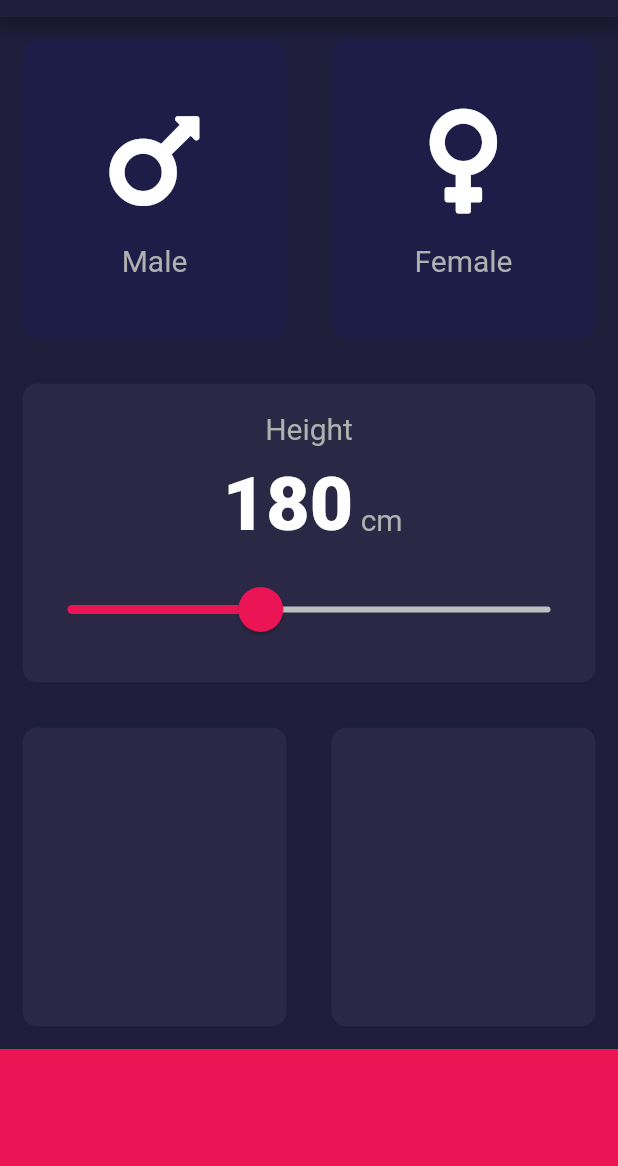
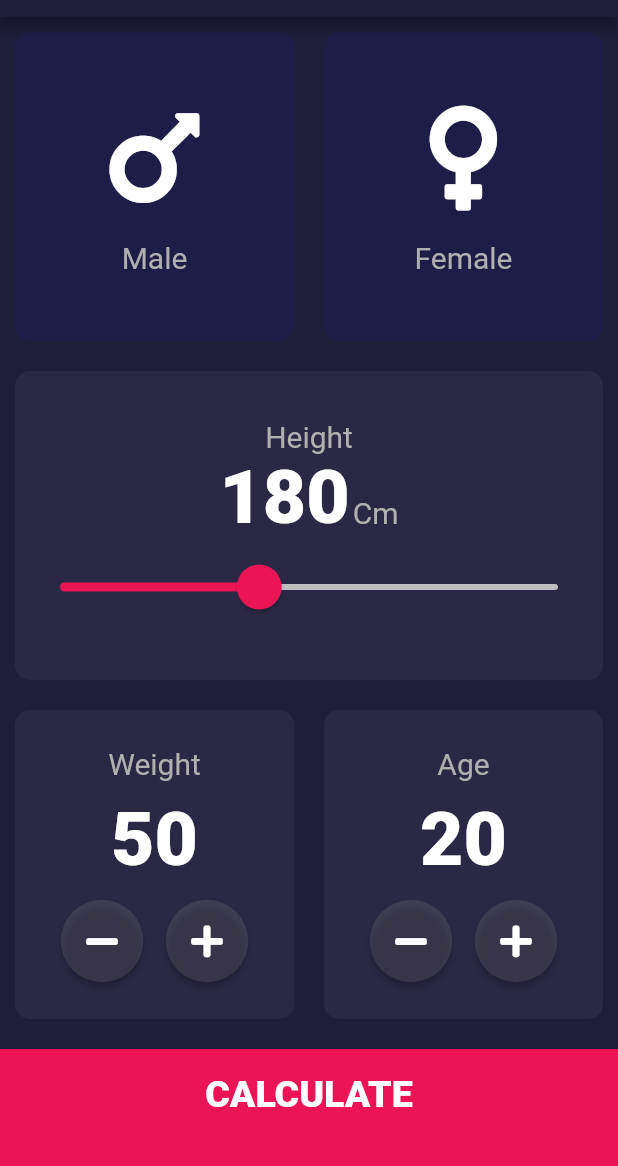
Before and after one commit to RockNav24/BmiCalculator, a Flutter app: the screen it shows after launch, on a phone screen of 412 x 824 dp, the part 67-1233 px from its top. Run offline on Flutter 3.47's test engine with Material 2 defaults, Android fonts, the phone set to English and light mode, and no system bars; our stand-ins replace font_awesome_flutter.

Commit message:
complete version of BMI calculator

```diff
--- /dev/null
+++ b/lib/bmiCalculator.dart
@@ -0,0 +1,38 @@
+import 'dart:math';
+
+class BmiCalculator {
+  BmiCalculator({this.height, this.weight});
+
+  final int height;
+  final int weight;
+  double _result;
+
+  String calculateBMI() {
+    _result = weight / pow(height / 100, 2);
+    return _result.toStringAsFixed(2);
+  }
+
+  String getResult() {
+    if (_result <= 18.4) {
+      return 'Underweight';
+    } else if (_result >= 18.5 && _result <= 24.9) {
+      return 'Healthy Weight';
+    } else if (_result >= 25 && _result <= 29.9) {
+      return 'Overweight';
+    } else {
+      return 'Obesity';
+    }
+  }
+
+  String getInterpretation() {
+    if (_result <= 18.4) {
+      return 'You have a lower than normal, healthy body weight, you have to eat a bit more.';
+    } else if (_result >= 18.5 && _result <= 24.9) {
+      return 'You have a helthy body weight, good job!';
+    } else if (_result >= 25 && _result <= 29.9) {
+      return 'You have a heigher than noraml body weight, try to do some exercises!';
+    } else {
+      return 'You have a obesity, try to do some exercises every day and don\'t eat too much!';
+    }
+  }
+}
--- a/lib/constants.dart
+++ b/lib/constants.dart
@@ -11,6 +11,33 @@ const kTextBold = TextStyle(
   fontSize: 50,
   fontWeight: FontWeight.w900,
   color: Colors.white,
+);
+
+// result text style
+const kResultText = TextStyle(
+  fontSize: 80,
+  fontWeight: FontWeight.w900,
+  color: Colors.white,
+);
+
+// Result label style
+const kResultLabel = TextStyle(
+  fontSize: 25,
+  fontWeight: FontWeight.w900,
+  color: Colors.green,
+);
+
+// Result description
+const kResultDescription = TextStyle(
+  fontSize: 18,
+  fontWeight: FontWeight.w700,
+  color: Colors.white,
+);
+
+// bottom button
+const kBottomBTN = TextStyle(
+  fontWeight: FontWeight.w900,
+  fontSize: 25,
 );
 
 // padding from text and the measurement
@@ -32,3 +59,6 @@ const Color kSliderActive = Color(0xFFEB1555);
 const Color kSliderInActive = Color(0xFFBFBFBF);
 const double kMin = 100;
 const double kMax = 300;
+
+const double kWidthBTW = 15;
+const double kHeightBTW = 10;
--- a/lib/inputPage.dart
+++ b/lib/inputPage.dart
@@ -3,6 +3,9 @@ import 'package:font_awesome_flutter/font_awesome_flutter.dart';
 import 'reuseableCard.dart';
 import 'cardLayout.dart';
 import 'constants.dart';
+import 'roundIconButton.dart';
+import 'resultsPage.dart';
+import 'bmiCalculator.dart';
 
 enum Gender { male, female }
 
@@ -14,6 +17,8 @@ class InputPage extends StatefulWidget {
 class _InputPageState extends State<InputPage> {
   Gender selectGender;
   int height = 180;
+  int weight = 50;
+  int age = 20;
 
   @override
   Widget build(BuildContext context) {
@@ -76,15 +81,15 @@ class _InputPageState extends State<InputPage> {
                     crossAxisAlignment: CrossAxisAlignment.baseline,
                     textBaseline: TextBaseline.alphabetic,
                     children: <Widget>[
-                      Padding(
-                        padding: kPaddingText,
-                        child: Text(
-                          height.toString(),
-                          style: kTextBold,
-                        ),
+                      Text(
+                        height.toString(),
+                        style: kTextBold,
+                      ),
+                      SizedBox(
+                        width: 2,
                       ),
                       Text(
-                        'cm',
+                        'Cm',
                         style: kTextStyle,
                       ),
                     ],
@@ -121,18 +126,124 @@ class _InputPageState extends State<InputPage> {
             child: Row(
               children: <Widget>[
                 Expanded(
-                  child: ReusableCard(),
+                  child: ReusableCard(
+                    cardChild: Column(
+                      mainAxisAlignment: MainAxisAlignment.center,
+                      children: <Widget>[
+                        Text(
+                          'Weight',
+                          style: kTextStyle,
+                        ),
+                        SizedBox(
+                          height: kHeightBTW,
+                        ),
+                        Text(
+                          weight.toString(),
+                          style: kTextBold,
+                        ),
+                        SizedBox(
+                          height: kHeightBTW,
+                        ),
+                        Row(
+                          mainAxisAlignment: MainAxisAlignment.center,
+                          children: <Widget>[
+                            RoundIconButton(
+                              icon: FontAwesomeIcons.minus,
+                              onPress: () {
+                                setState(() {
+                                  weight -= 1;
+                                });
+                              },
+                            ),
+                            SizedBox(
+                              width: kWidthBTW,
+                            ),
+                            RoundIconButton(
+                              icon: FontAwesomeIcons.plus,
+                              onPress: () {
+                                setState(() {
+                                  weight += 1;
+                                });
+                              },
+                            ),
+                          ],
+                        ),
+                      ],
+                    ),
+                  ),
                 ),
                 Expanded(
-                  child: ReusableCard(),
+                  child: ReusableCard(
+                    cardChild: Column(
+                      mainAxisAlignment: MainAxisAlignment.center,
+                      children: <Widget>[
+                        Text('Age', style: kTextStyle),
+                        SizedBox(
+                          height: kHeightBTW,
+                        ),
+                        Text(age.toString(), style: kTextBold),
+                        SizedBox(
+                          height: kHeightBTW,
+                        ),
+                        Row(
+                          mainAxisAlignment: MainAxisAlignment.center,
+                          children: <Widget>[
+                            RoundIconButton(
+                              icon: FontAwesomeIcons.minus,
+                              onPress: () {
+                                setState(() {
+                                  age--;
+                                });
+                              },
+                            ),
+                            SizedBox(width: kWidthBTW),
+                            RoundIconButton(
+                              icon: FontAwesomeIcons.plus,
+                              onPress: () {
+                                setState(() {
+                                  age++;
+                                });
+                              },
+                            ),
+                          ],
+                        ),
+                      ],
+                    ),
+                  ),
                 ),
               ],
             ),
           ),
-          Container(
-            color: kBottomBarColor,
-            height: kBottomBarHeight,
-            width: double.infinity,
+          GestureDetector(
+            onTap: () {
+              BmiCalculator bmi = BmiCalculator(
+                height: height,
+                weight: weight,
+              );
+              Navigator.push(
+                context,
+                MaterialPageRoute(
+                  builder: (context) => ResultsPage(
+                    result: bmi.calculateBMI(),
+                    resultText: bmi.getResult(),
+                    interpretation: bmi.getInterpretation(),
+                  ),
+                ),
+              );
+            },
+            child: Container(
+              child: Center(
+                child: Text(
+                  'CALCULATE',
+                  style: kBottomBTN,
+                ),
+              ),
+              color: kBottomBarColor,
+              height: kBottomBarHeight,
+              width: double.infinity,
+              margin: EdgeInsets.only(top: 10),
+              padding: EdgeInsets.only(bottom: 20),
+            ),
           ),
         ],
       ),
--- a/lib/main.dart
+++ b/lib/main.dart
@@ -7,6 +7,7 @@ class BMICalculator extends StatelessWidget {
   @override
   Widget build(BuildContext context) {
     return MaterialApp(
+      debugShowCheckedModeBanner: false,
       theme: ThemeData.dark().copyWith(
         primaryColor: Color(0xFF1E1D3A),
         scaffoldBackgroundColor: Color(0xFF1E1D3A),
--- a/lib/reuseableCard.dart
+++ b/lib/reuseableCard.dart
@@ -14,7 +14,7 @@ class ReusableCard extends StatelessWidget {
       onTap: onPress,
       child: Container(
         child: cardChild,
-        margin: EdgeInsets.all(15),
+        margin: EdgeInsets.all(10),
         decoration: BoxDecoration(
           color: colour,
           borderRadius: BorderRadius.circular(10),
--- /dev/null
+++ b/lib/roundIconButton.dart
@@ -0,0 +1,22 @@
+import 'package:flutter/material.dart';
+
+class RoundIconButton extends StatelessWidget {
+  RoundIconButton({@required this.icon, @required this.onPress});
+  final IconData icon;
+  final Function onPress;
+
+  @override
+  Widget build(BuildContext context) {
+    return RawMaterialButton(
+      onPressed: onPress,
+      child: Icon(icon),
+      elevation: 2.0,
+      shape: CircleBorder(),
+      fillColor: Color(0x20dbdbdb),
+      constraints: BoxConstraints.tightFor(
+        height: 55,
+        width: 55,
+      ),
+    );
+  }
+}
```
Also changed, not shown: lib/resultsPage.dart (added, +88 -0 lines).
